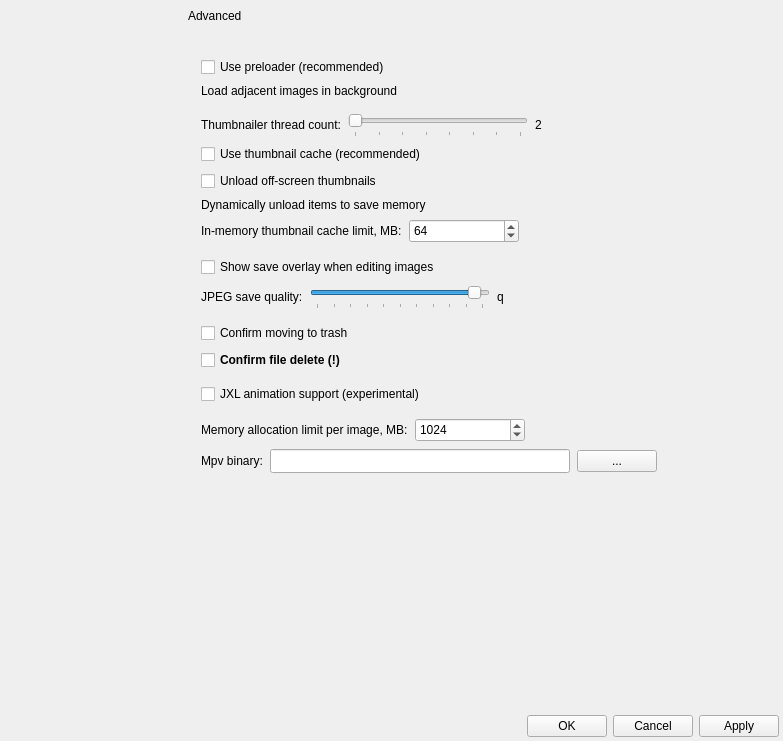
First picture: the form in src/gui/dialogs/settingsdialog.ui, repository do-i/thumbgrid, before the edit.
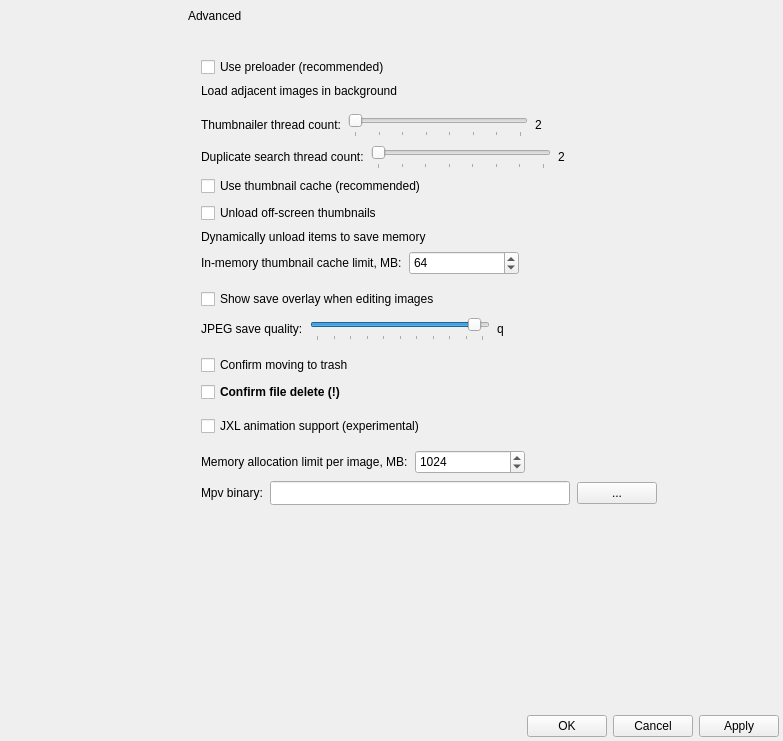
Second picture: the form after the edit. The open tabs and pages were chosen to show the change. Custom widgets are drawn as their Qt base class.

Commit message: Add duplicate finder dialog with grouped results, action, context menu and thread settings UI

The edit to the form file:
```diff
--- a/src/gui/dialogs/settingsdialog.ui
+++ b/src/gui/dialogs/settingsdialog.ui
@@ -4771,6 +4771,80 @@
                     </item>
                    </layout>
                   </item>
+                  <item>
+                   <layout class="QHBoxLayout" name="duplicateThreadsRow">
+                    <property name="leftMargin">
+                     <number>0</number>
+                    </property>
+                    <property name="topMargin">
+                     <number>0</number>
+                    </property>
+                    <property name="rightMargin">
+                     <number>0</number>
+                    </property>
+                    <property name="bottomMargin">
+                     <number>0</number>
+                    </property>
+                    <item>
+                     <widget class="QLabel" name="duplicateThreadsTitleLabel">
+                      <property name="text">
+                       <string>Duplicate search thread count:</string>
+                      </property>
+                     </widget>
+                    </item>
+                    <item>
+                     <widget class="QSlider" name="duplicateThreadsSlider">
+                      <property name="sizePolicy">
+                       <sizepolicy hsizetype="Fixed" vsizetype="Fixed">
+                        <horstretch>0</horstretch>
+                        <verstretch>0</verstretch>
+                       </sizepolicy>
+                      </property>
+                      <property name="minimumSize">
+                       <size>
+                        <width>180</width>
+                        <height>25</height>
+                       </size>
+                      </property>
+                      <property name="minimum">
+                       <number>1</number>
+                      </property>
+                      <property name="maximum">
+                       <number>8</number>
+                      </property>
+                      <property name="pageStep">
+                       <number>1</number>
+                      </property>
+                      <property name="orientation">
+                       <enum>Qt::Horizontal</enum>
+                      </property>
+                      <property name="tickPosition">
+                       <enum>QSlider::TicksBelow</enum>
+                      </property>
+                     </widget>
+                    </item>
+                    <item>
+                     <widget class="QLabel" name="duplicateThreadsLabel">
+                      <property name="text">
+                       <string>2</string>
+                      </property>
+                     </widget>
+                    </item>
+                    <item>
+                     <spacer name="duplicateThreadsSpacer">
+                      <property name="orientation">
+                       <enum>Qt::Horizontal</enum>
+                      </property>
+                      <property name="sizeHint" stdset="0">
+                       <size>
+                        <width>40</width>
+                        <height>20</height>
+                       </size>
+                      </property>
+                     </spacer>
+                    </item>
+                   </layout>
+                  </item>
                   <item>
                    <widget class="QCheckBox" name="useThumbnailCacheCheckBox">
                     <property name="sizePolicy">
```
Left out of the diff: 17 changed lines with no effect on the pictures. The commit also changes 15 other files.
